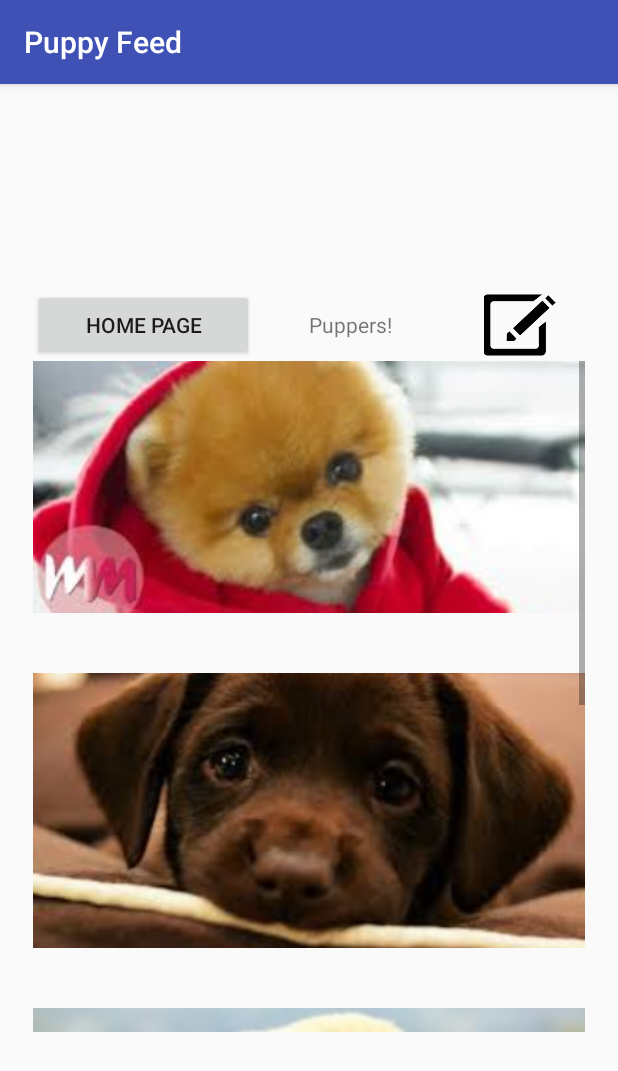
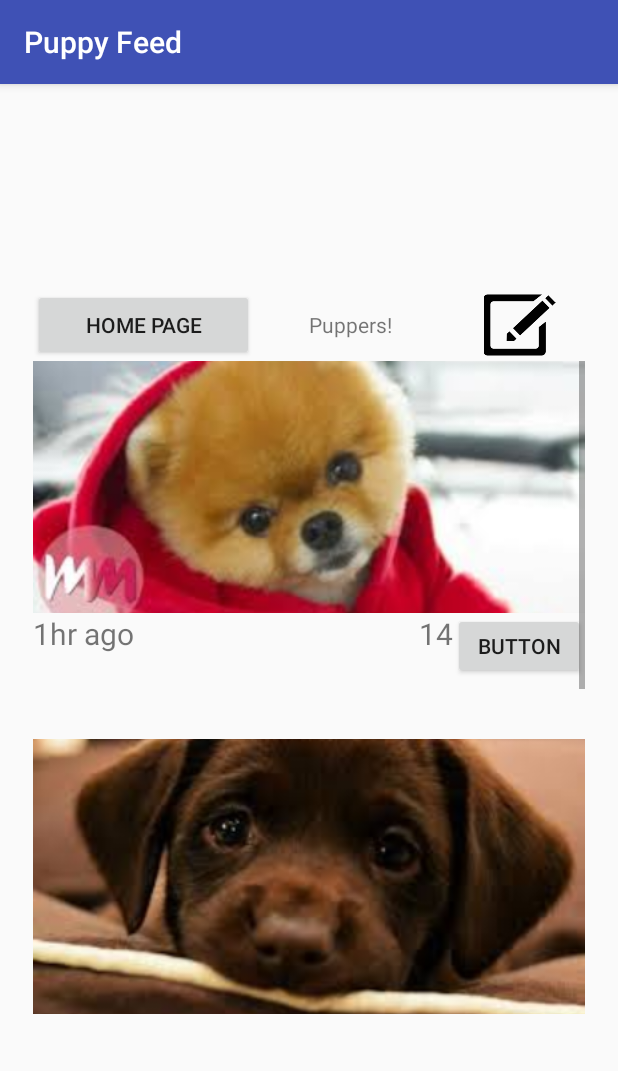
Before and after one commit to EC327yipyap/yipyap, an Android app: the FeedActivity screen opened directly, with no data from a screen before it, on a phone screen of 412 x 824 dp. Shown: the top 1071 px of the screen. Run offline under Robolectric (Android 15) with nearby library versions, the phone set to English and light mode, and no system bars.

Commit message:
trying and failing to use imagebutton

```diff
--- a/YipYapNewJava/app/src/main/res/layout/activity_feed.xml
+++ b/YipYapNewJava/app/src/main/res/layout/activity_feed.xml
@@ -70,38 +70,42 @@
                     android:scaleType="centerCrop"
                     app:srcCompat="@drawable/puppy1" />
 
-                <!--<RelativeLayout-->
-                    <!--android:layout_width="match_parent"-->
-                    <!--android:layout_height="33dp">-->
 
-                    <!--<TextView-->
-                        <!--android:id="@+id/textView2"-->
-                        <!--android:layout_width="wrap_content"-->
-                        <!--android:layout_height="wrap_content"-->
-                        <!--android:text="1 hr ago" />-->
+                <RelativeLayout
+                    android:layout_width="match_parent"
+                    android:layout_height="44dp">
 
-                    <!--<TextView-->
-                        <!--android:id="@+id/textView3"-->
-                        <!--android:layout_width="wrap_content"-->
-                        <!--android:layout_height="wrap_content"-->
-                        <!--android:layout_toLeftOf="@id/imageButton2"-->
-                        <!--android:text="12" />-->
-
-                    <!--<Space-->
-                        <!--android:layout_width="20dp"-->
-                        <!--android:layout_height="match_parent"-->
-                        <!--android:layout_centerVertical="true"-->
-                        <!--android:layout_toEndOf="@+id/textView3"-->
-                        <!--android:layout_toRightOf="@+id/textView3" />-->
+                    <TextView
+                        android:id="@+id/textView3"
+                        android:layout_width="wrap_content"
+                        android:layout_height="match_parent"
+                        android:layout_alignParentBottom="true"
+                        android:text="1hr ago"
+                        android:textSize="20sp" />
 
                     <!--<ImageButton-->
-                        <!--android:id="@+id/imageButton2"-->
-                        <!--android:layout_width="100dp"-->
-                        <!--android:layout_height="match_parent"-->
-                        <!--android:layout_alignParentRight="true"-->
+                        <!--android:id="@+id/imageButton3"-->
+                        <!--android:layout_width="30dp"-->
+                        <!--android:layout_height="30dp"-->
+                        <!--android:layout_toLeftOf="@id/textView4"-->
                         <!--app:srcCompat="@drawable/yikyak" />-->
 
-                <!--</RelativeLayout>-->
+                    <Button
+                        android:id="@+id/button4"
+                        android:layout_width="wrap_content"
+                        android:layout_height="wrap_content"
+                        android:layout_alignParentRight="true"
+                        android:text="Button" />
+
+                    <TextView
+                        android:id="@+id/textView4"
+                        android:layout_width="wrap_content"
+                        android:layout_height="match_parent"
+                        android:layout_toLeftOf="@id/button4"
+                        android:text="14"
+                        android:textSize="20sp" />
+
+                </RelativeLayout>
 
                 <Space
                     android:layout_width="match_parent"
```
